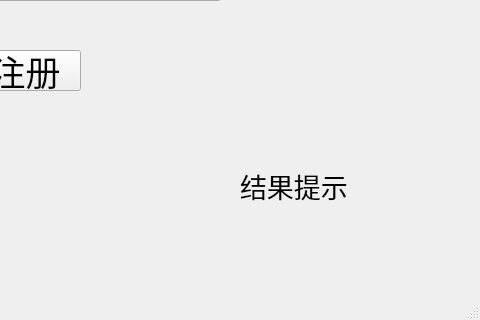
Before: the Qt Designer form QtWidgetsApplication1/registerUser.ui in lms2004/test, drawn with Qt 5; both pictures show x 320 to 800 and y 280 to 600 of the 800 by 600 pixel window.
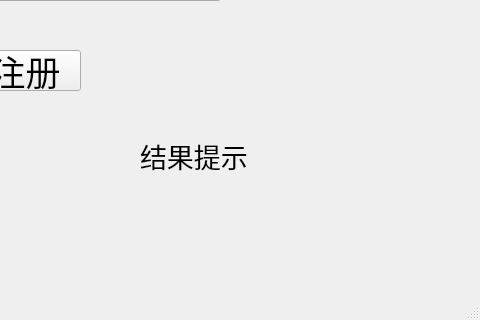
After: the same form once the commit is applied.

Commit message: 搭好界面

The edit to the form file:
```diff
--- a/QtWidgetsApplication1/registerUser.ui
+++ b/QtWidgetsApplication1/registerUser.ui
@@ -108,8 +108,8 @@
    <widget class="QLabel" name="label_3">
     <property name="geometry">
      <rect>
-      <x>560</x>
-      <y>440</y>
+      <x>460</x>
+      <y>410</y>
       <width>151</width>
       <height>51</height>
      </rect>
```
The commit also changes 3 other files.
